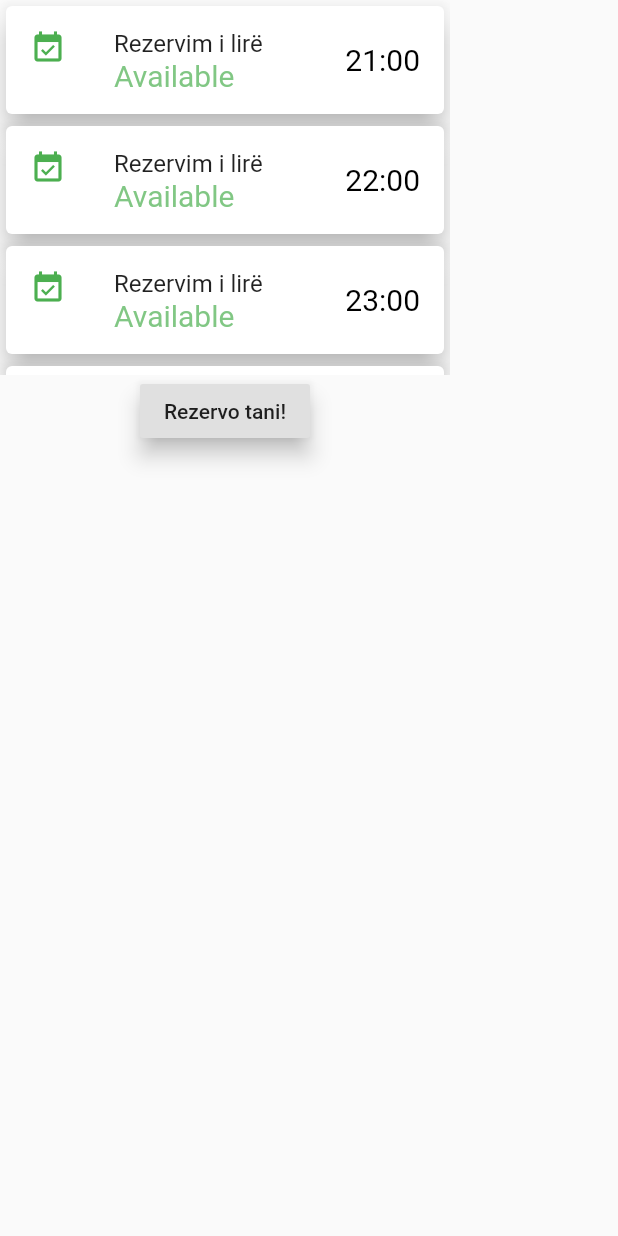
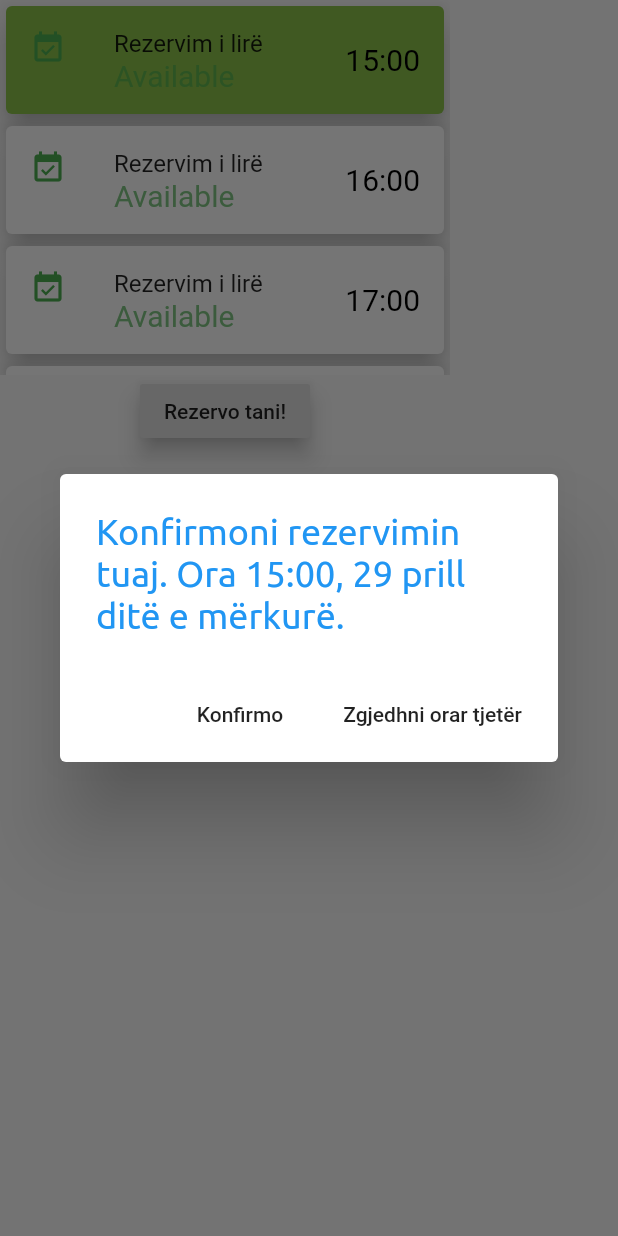
Before and after one commit to fabianberisha/qendra_sportive_shllaku, a Flutter app: the MatchAvailable widget shown alone on an empty page, opened directly with empty values, after a tap on "Rezervo tani!", on a phone screen of 412 x 824 dp. Run offline on Flutter 3.47's test engine with Material 2 defaults, Android fonts, the phone set to English and light mode, and no system bars; missing offline and left inert: calendar_strip.

Commit message:
Finished rezervo_screen and its children.

```diff
--- a/lib/models/ndeshjet.dart
+++ b/lib/models/ndeshjet.dart
@@ -1,6 +1,6 @@
 import 'package:flutter/foundation.dart';
 import 'package:flutter/material.dart';
-import 'package:intl/intl.dart';
+//import 'package:intl/intl.dart';
 
 class Orari {
   final TimeOfDay hour;
@@ -45,18 +45,19 @@ class NdeshjetItem with ChangeNotifier {
     Orari(TimeOfDay(hour: 22, minute: 0)),
     Orari(TimeOfDay(hour: 23, minute: 0)),
     Orari(TimeOfDay(hour: 24, minute: 0)),
+    Orari(TimeOfDay(hour: 01, minute: 0)),
   ];
 
   final _ndeshjet = [
     Ndeshja(
       id: 1,
-      user: 'Fabian',
+      user: 'John',
       hour: TimeOfDay(hour: 12, minute: 0),
       date: DateTime.now(),
     ),
     Ndeshja(
       id: 2,
-      user: 'Andi',
+      user: 'Jack',
       hour: TimeOfDay(hour: 13, minute: 0),
       date: DateTime.now(),
     ),
@@ -64,42 +65,6 @@ class NdeshjetItem with ChangeNotifier {
       id: 3,
       user: 'Fabian',
       hour: TimeOfDay(hour: 14, minute: 0),
-      date: DateTime.now(),
-    ),
-    Ndeshja(
-      id: 4,
-      user: 'Andi',
-      hour: TimeOfDay(hour: 18, minute: 0),
-      date: DateTime.now(),
-    ),
-    Ndeshja(
-      id: 5,
-      user: 'Fabian',
-      hour: TimeOfDay(hour: 15, minute: 0),
-      date: DateTime.now(),
-    ),
-    Ndeshja(
-      id: 6,
-      user: 'Fabian',
-      hour: TimeOfDay(hour: 16, minute: 0),
-      date: DateTime.now(),
-    ),
-    Ndeshja(
-      id: 6,
-      user: 'Fabian',
-      hour: TimeOfDay(hour: 17, minute: 0),
-      date: DateTime.now(),
-    ),
-    Ndeshja(
-      id: 6,
-      user: 'Fabian',
-      hour: TimeOfDay(hour: 19, minute: 0),
-      date: DateTime.now(),
-    ),
-    Ndeshja(
-      id: 6,
-      user: 'Fabian',
-      hour: TimeOfDay(hour: 20, minute: 0),
       date: DateTime.now(),
     ),
   ];
@@ -116,7 +81,7 @@ class NdeshjetItem with ChangeNotifier {
     var output =
         freeTime.where((element) => !matchesTime.contains(element)).toList();
     var reservations = orari.where((el) => output.contains(el.hour)).toList();
-    print(reservations.map((or) => or.hour).toList());
+
     return reservations.map((or) => or.hour).toList();
   }
 
@@ -130,11 +95,7 @@ class NdeshjetItem with ChangeNotifier {
     notifyListeners();
   }
 
-  List<Ndeshja> findMatch(DateTime date) {
-    return _ndeshjet
-        .where((match) =>
-            DateFormat.MMMMd().format(match.date) ==
-            DateFormat.MMMMd().format(date))
-        .toList();
+  List<Ndeshja> findMatch(String userid) {
+    return _ndeshjet.where((match) => match.user == userid).toList();
   }
 }
--- a/lib/screen/home_screen.dart
+++ b/lib/screen/home_screen.dart
@@ -1,23 +1,18 @@
 import 'package:flutter/material.dart';
-import 'package:intl/intl.dart';
-import 'package:provider/provider.dart';
-import '../models/ndeshjet.dart';
+// import 'package:intl/intl.dart';
+// import 'package:provider/provider.dart';
+// import '../models/ndeshjet.dart';
 import '../widgets/app_drawer.dart';
 
 class HomeScreen extends StatelessWidget {
   @override
   Widget build(BuildContext context) {
-    final ndeshjet = Provider.of<NdeshjetItem>(context);
     return Scaffold(
       appBar: AppBar(
         title: Text('Q.S.Shllaku'),
       ),
       drawer: AppDrawer(),
-      body: Column(
-        children: ndeshjet.ndeshjet.map((ndeshja){
-          return Text(ndeshja.user);
-        }).toList(),
-      ),
+      body: Text('Home'),
     );
   }
 }
--- a/lib/screen/rezervo_screen.dart
+++ b/lib/screen/rezervo_screen.dart
@@ -20,8 +20,6 @@ class RezervoScreen extends StatelessWidget {
                 child: Text('Kalendari i orareve te lira per rezervim.')),
           ),
           Calendar(),
-
-
         ],
       ),
     );
--- a/lib/screen/terminet_screen.dart
+++ b/lib/screen/terminet_screen.dart
@@ -1,20 +1,31 @@
 import 'package:flutter/material.dart';
 import '../widgets/app_drawer.dart';
+import 'package:provider/provider.dart';
+import '../models/ndeshjet.dart';
+import 'package:intl/intl.dart';
 
 class TerminetScreen extends StatelessWidget {
   static const routeName = '/ndeshjet_screen';
-  static const user = 'Fabian';
-
+  static const userId = 'Fabian';
 
   @override
   Widget build(BuildContext context) {
+    final userMatches = Provider.of<NdeshjetItem>(context).findMatch(userId);
     return Scaffold(
       appBar: AppBar(title: Text('Ndeshjet')),
       drawer: AppDrawer(),
       body: Container(
         height: 200,
         child: Column(
-
+          children: userMatches.map((match) {
+            return Row(
+              children: <Widget>[
+                Text(match.hour.toString()),
+                Text(match.user),
+                Text(DateFormat.MMMMd().format(match.date)),
+              ],
+            );
+          }).toList(),
         ),
       ),
     );
--- a/lib/widgets/match_available_widget.dart
+++ b/lib/widgets/match_available_widget.dart
@@ -1,4 +1,6 @@
 import 'package:flutter/material.dart';
+import 'package:intl/intl.dart';
+import 'package:intl/date_symbol_data_local.dart';
 import 'package:provider/provider.dart';
 import '../models/ndeshjet.dart';
 
@@ -12,27 +14,32 @@ class MatchAvailable extends StatefulWidget {
 }
 
 class _MatchAvailableState extends State<MatchAvailable> {
-  int _selectedIndex;
-  TimeOfDay time;
+  int _selectedIndex = 0;
 
-  _onSelected(int index) {
+  void _onSelected(int index) {
     setState(() {
       _selectedIndex = index;
-
     });
   }
 
   @override
+  void initState() {
+    super.initState();
+    initializeDateFormatting();
+  }
+
+  @override
   Widget build(BuildContext context) {
-    final ndeshjetFilter = Provider.of<NdeshjetItem>(context, listen: false)
-        .checkReservations(widget.tapedDate);
 
+    final _ndeshjetFilter =
+        Provider.of<NdeshjetItem>(context, listen: false).checkReservations(widget.tapedDate);
+    var time = _ndeshjetFilter[_selectedIndex];
     return Column(
       children: <Widget>[
         Container(
           height: 250,
           width: 300,
-          child: ndeshjetFilter.isEmpty
+          child: _ndeshjetFilter.isEmpty || _ndeshjetFilter.length == 1
               ? Column(
                   children: <Widget>[
                     Text(
@@ -47,10 +54,12 @@ class _MatchAvailableState extends State<MatchAvailable> {
                 )
               : ListView.builder(
                   itemBuilder: ((ctx, index) {
-                    return GestureDetector(
+                    return index != (_ndeshjetFilter.length - 1)
+                        ? GestureDetector(
                             onTap: () => _onSelected(index),
                             child: Card(
-                        color: _selectedIndex != null && _selectedIndex == index
+                              color: _selectedIndex != null &&
+                                      _selectedIndex == index
                                   ? Colors.lightGreen
                                   : Colors.white,
                               elevation: 8,
@@ -62,24 +71,58 @@ class _MatchAvailableState extends State<MatchAvailable> {
                                 title: Text('Rezervim i lirë'),
                                 subtitle: Text(
                                   'Available',
-                            style:
-                                TextStyle(color: Colors.green.withOpacity(0.7)),
+                                  style: TextStyle(
+                                      color: Colors.green.withOpacity(0.7)),
                                 ),
-                          trailing:
-                              Text('${ndeshjetFilter[index].format(context)}'),
+                                trailing: Text(
+                                    '${_ndeshjetFilter[index].format(context)}'),
                               ),
                             ),
-                    );
+                          )
+                        : Text('');
                   }),
-                  itemCount: ndeshjetFilter.length,
+                  itemCount: _ndeshjetFilter.length,
                 ),
         ),
         RaisedButton(
           child: Text('Rezervo tani!'),
           elevation: 6,
           onPressed: () {
-            Provider.of<NdeshjetItem>(context).bookFunc(widget.tapedDate, time, 'user', 4);
+            showDialog(
+                context: context,
+                barrierDismissible: false,
+                builder: (BuildContext context) {
 
+                  return AlertDialog(
+
+                    title: Text(
+                        'Konfirmoni rezervimin tuaj. Ora ${_ndeshjetFilter[_selectedIndex].format(context)}, ${DateFormat.MMMMd('sq').format(widget.tapedDate)} ditë ${DateFormat.EEEE('sq').format(widget.tapedDate)}.'),
+                    actions: <Widget>[
+                      FlatButton(
+                        child: Text('Konfirmo'),
+                        onPressed: () {
+                          if (_ndeshjetFilter.length == 1) {
+                            return;
+                          }
+                          Provider.of<NdeshjetItem>(context, listen: false)
+                              .bookFunc(widget.tapedDate, time, 'Fabian', 4);
+
+                          setState(() {
+                            _selectedIndex = 0;
+                          });
+
+                          Navigator.of(context).pop();
+                        },
+                      ),
+                      FlatButton(
+                        child: Text('Zgjedhni orar tjetër'),
+                        onPressed: () {
+                          Navigator.of(context).pop();
+                        },
+                      )
+                    ],
+                  );
+                });
           },
         ),
       ],
```
Lines whose indentation alone changed are shown as unchanged.
